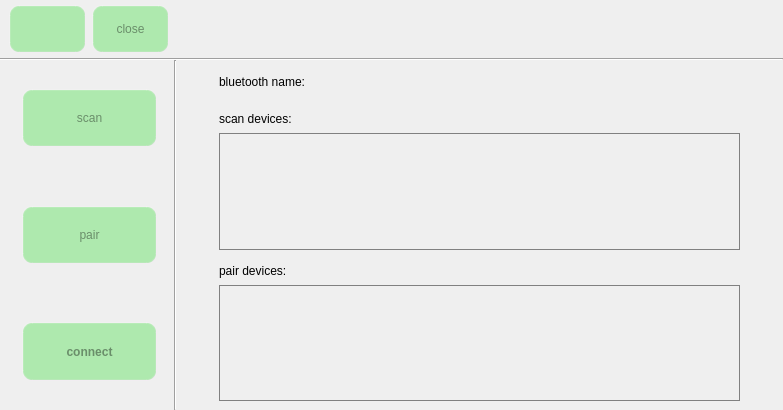
Above: bluetooth.ui from jizizihe/baijie_demo before the change. Below: the same form after it.
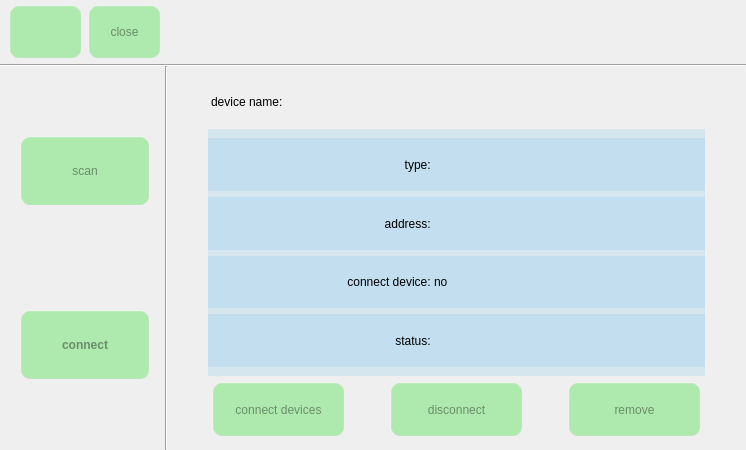
That is the form after the change. The open tabs and pages were chosen to show the change. Icons and pictures are not drawn.

Commit message: func: 1.add cancel pair, disconnect, stop scanning, and display matched bluetooth in bluetooth       2.add display connected devices in wifi       3.change function button style and change layout in gpio       4.change layout in ethernet

Patch:
```diff
--- a/bluetooth.ui
+++ b/bluetooth.ui
@@ -6,8 +6,8 @@
    <rect>
     <x>0</x>
     <y>0</y>
-    <width>783</width>
-    <height>410</height>
+    <width>746</width>
+    <height>450</height>
    </rect>
   </property>
   <property name="sizePolicy">
@@ -86,7 +86,7 @@
 }</string>
   </property>
   <widget class="QWidget" name="centralwidget">
-   <layout class="QGridLayout" name="gridLayout" rowstretch="1,0,6">
+   <layout class="QGridLayout" name="gridLayout_4" rowstretch="1,0,6">
     <property name="leftMargin">
      <number>0</number>
     </property>
@@ -102,25 +102,6 @@
     <property name="spacing">
      <number>0</number>
     </property>
-    <item row="1" column="0">
-     <widget class="Line" name="line">
-      <property name="minimumSize">
-       <size>
-        <width>0</width>
-        <height>2</height>
-       </size>
-      </property>
-      <property name="maximumSize">
-       <size>
-        <width>16777215</width>
-        <height>2</height>
-       </size>
-      </property>
-      <property name="orientation">
-       <enum>Qt::Horizontal</enum>
-      </property>
-     </widget>
-    </item>
     <item row="0" column="0">
      <layout class="QHBoxLayout" name="horizontalLayout" stretch="1,1,8">
       <property name="spacing">
@@ -198,6 +179,25 @@
       </item>
      </layout>
     </item>
+    <item row="1" column="0">
+     <widget class="Line" name="line">
+      <property name="minimumSize">
+       <size>
+        <width>0</width>
+        <height>2</height>
+       </size>
+      </property>
+      <property name="maximumSize">
+       <size>
+        <width>16777215</width>
+        <height>2</height>
+       </size>
+      </property>
+      <property name="orientation">
+       <enum>Qt::Horizontal</enum>
+      </property>
+     </widget>
+    </item>
     <item row="2" column="0">
      <layout class="QHBoxLayout" name="horizontalLayout_6" stretch="2,0,7">
       <item>
@@ -220,7 +220,7 @@
           <height>16777215</height>
          </size>
         </property>
-        <layout class="QVBoxLayout" name="verticalLayout" stretch="1,2,2,2,2,2,1">
+        <layout class="QVBoxLayout" name="verticalLayout" stretch="2,2,3,2,2">
          <property name="spacing">
           <number>0</number>
          </property>
@@ -330,87 +330,6 @@
            </property>
           </spacer>
          </item>
-         <item>
-          <layout class="QHBoxLayout" name="horizontalLayout_4" stretch="1,8,1">
-           <property name="spacing">
-            <number>0</number>
-           </property>
-           <item>
-            <spacer name="horizontalSpacer_8">
-             <property name="orientation">
-              <enum>Qt::Horizontal</enum>
-             </property>
-             <property name="sizeHint" stdset="0">
-              <size>
-               <width>40</width>
-               <height>20</height>
-              </size>
-             </property>
-            </spacer>
-           </item>
-           <item>
-            <widget class="QPushButton" name="BTPairBtn">
-             <property name="sizePolicy">
-              <sizepolicy hsizetype="Minimum" vsizetype="Minimum">
-               <horstretch>0</horstretch>
-               <verstretch>0</verstretch>
-              </sizepolicy>
-             </property>
-             <property name="minimumSize">
-              <size>
-               <width>130</width>
-               <height>45</height>
-              </size>
-             </property>
-             <property name="maximumSize">
-              <size>
-               <width>16777215</width>
-               <height>16777215</height>
-              </size>
-             </property>
-             <property name="text">
-              <string>pair</string>
-             </property>
-             <property name="icon">
-              <iconset resource="translation.qrc">
-               <normaloff>:/button_image/bluetooth/pair.png</normaloff>:/button_image/bluetooth/pair.png</iconset>
-             </property>
-             <property name="iconSize">
-              <size>
-               <width>32</width>
-               <height>32</height>
-              </size>
-             </property>
-            </widget>
-           </item>
-           <item>
-            <spacer name="horizontalSpacer_7">
-             <property name="orientation">
-              <enum>Qt::Horizontal</enum>
-             </property>
-             <property name="sizeHint" stdset="0">
-              <size>
-               <width>40</width>
-               <height>20</height>
-              </size>
-             </property>
-            </spacer>
-           </item>
-          </layout>
-         </item>
-         <item>
-          <spacer name="verticalSpacer_3">
-           <property name="orientation">
-            <enum>Qt::Vertical</enum>
-           </property>
-           <property name="sizeHint" stdset="0">
-            <size>
-             <width>20</width>
-             <height>40</height>
-            </size>
-           </property>
-          </spacer>
-         </item>
          <item>
           <layout class="QHBoxLayout" name="horizontalLayout_5" stretch="1,8,1">
            <property name="spacing">
@@ -516,20 +435,22 @@
        </widget>
       </item>
       <item>
-       <widget class="QWidget" name="widget_3" native="true">
-        <property name="sizePolicy">
-         <sizepolicy hsizetype="Minimum" vsizetype="Minimum">
-          <horstretch>0</horstretch>
-          <verstretch>0</verstretch>
-         </sizepolicy>
+       <layout class="QVBoxLayout" name="verticalLayout_4" stretch="1,6">
+        <property name="spacing">
+         <number>0</number>
         </property>
-        <layout class="QVBoxLayout" name="verticalLayout_4" stretch="1,5,5">
          <property name="leftMargin">
           <number>0</number>
          </property>
+        <property name="topMargin">
+         <number>10</number>
+        </property>
          <property name="rightMargin">
           <number>0</number>
          </property>
+        <property name="bottomMargin">
+         <number>4</number>
+        </property>
          <item>
           <widget class="QWidget" name="widget" native="true">
            <property name="sizePolicy">
@@ -544,9 +465,9 @@
              <height>0</height>
             </size>
            </property>
-           <layout class="QHBoxLayout" name="horizontalLayout_2" stretch="1,4,3,6">
+          <layout class="QHBoxLayout" name="horizontalLayout_2" stretch="1,3,3,6">
             <property name="spacing">
-             <number>0</number>
+            <number>2</number>
             </property>
             <property name="leftMargin">
              <number>0</number>
@@ -558,7 +479,7 @@
              <number>0</number>
             </property>
             <property name="bottomMargin">
-             <number>5</number>
+            <number>4</number>
             </property>
             <item>
              <spacer name="horizontalSpacer_2">
@@ -582,7 +503,7 @@
                </sizepolicy>
               </property>
               <property name="text">
-               <string>bluetooth name:</string>
+              <string>device name:</string>
               </property>
              </widget>
             </item>
@@ -634,61 +555,35 @@
           </widget>
          </item>
          <item>
-          <layout class="QVBoxLayout" name="verticalLayout_2" stretch="1,4">
-           <property name="spacing">
+         <widget class="QStackedWidget" name="stackedWidget">
+          <property name="currentIndex">
+           <number>1</number>
+          </property>
+          <widget class="QWidget" name="page">
+           <layout class="QGridLayout" name="gridLayout">
+            <property name="leftMargin">
             <number>0</number>
            </property>
-           <item>
-            <layout class="QHBoxLayout" name="horizontalLayout_10" stretch="1,7,6">
-             <property name="spacing">
+            <property name="topMargin">
               <number>0</number>
              </property>
-             <item>
-              <spacer name="horizontalSpacer_17">
-               <property name="orientation">
-                <enum>Qt::Horizontal</enum>
-               </property>
-               <property name="sizeHint" stdset="0">
-                <size>
-                 <width>40</width>
-                 <height>20</height>
-                </size>
-               </property>
-              </spacer>
-             </item>
-             <item>
-              <widget class="QLabel" name="label_3">
-               <property name="sizePolicy">
-                <sizepolicy hsizetype="Minimum" vsizetype="Minimum">
-                 <horstretch>0</horstretch>
-                 <verstretch>0</verstretch>
-                </sizepolicy>
-               </property>
-               <property name="text">
-                <string>scan devices:</string>
-               </property>
-              </widget>
-             </item>
-             <item>
-              <spacer name="horizontalSpacer_16">
-               <property name="orientation">
-                <enum>Qt::Horizontal</enum>
-               </property>
-               <property name="sizeHint" stdset="0">
-                <size>
-                 <width>40</width>
-                 <height>20</height>
-                </size>
-               </property>
-              </spacer>
-             </item>
-            </layout>
-           </item>
-           <item>
+            <property name="rightMargin">
+             <number>0</number>
+            </property>
+            <property name="bottomMargin">
+             <number>0</number>
+            </property>
+            <property name="spacing">
+             <number>0</number>
+            </property>
+            <item row="0" column="0">
             <layout class="QHBoxLayout" name="horizontalLayout_7" stretch="1,12,1">
              <property name="spacing">
               <number>0</number>
              </property>
+              <property name="bottomMargin">
+               <number>20</number>
+              </property>
              <item>
               <spacer name="horizontalSpacer_3">
                <property name="orientation">
@@ -728,6 +623,9 @@
                <property name="layoutDirection">
                 <enum>Qt::LeftToRight</enum>
                </property>
+                <property name="styleSheet">
+                 <string notr="true">  background-color:rgba(255, 255, 255, 80);</string>
+                </property>
                <property name="sizeAdjustPolicy">
                 <enum>QAbstractScrollArea::AdjustToContents</enum>
                </property>
@@ -755,8 +653,25 @@
             </layout>
            </item>
           </layout>
-         </item>
-         <item>
+          </widget>
+          <widget class="QWidget" name="page_2">
+           <layout class="QGridLayout" name="gridLayout_5">
+            <property name="leftMargin">
+             <number>0</number>
+            </property>
+            <property name="topMargin">
+             <number>0</number>
+            </property>
+            <property name="rightMargin">
+             <number>0</number>
+            </property>
+            <property name="bottomMargin">
+             <number>0</number>
+            </property>
+            <property name="spacing">
+             <number>0</number>
+            </property>
+            <item row="0" column="0">
           <widget class="QWidget" name="widget_4" native="true">
            <property name="minimumSize">
             <size>
@@ -764,7 +679,7 @@
              <height>50</height>
             </size>
            </property>
-           <layout class="QVBoxLayout" name="verticalLayout_3" stretch="1,4">
+              <layout class="QVBoxLayout" name="verticalLayout_2" stretch="7,2">
             <property name="spacing">
              <number>0</number>
             </property>
@@ -781,56 +696,35 @@
              <number>0</number>
             </property>
             <item>
-             <layout class="QHBoxLayout" name="horizontalLayout_9" stretch="1,7,6">
-              <property name="spacing">
+                <widget class="QStackedWidget" name="stackedWidget_2">
+                 <property name="currentIndex">
                <number>0</number>
               </property>
-              <item>
-               <spacer name="horizontalSpacer_14">
-                <property name="orientation">
-                 <enum>Qt::Horizontal</enum>
-                </property>
-                <property name="sizeHint" stdset="0">
-                 <size>
-                  <width>40</width>
-                  <height>20</height>
-                 </size>
-                </property>
-               </spacer>
-              </item>
-              <item>
-               <widget class="QLabel" name="label">
-                <property name="sizePolicy">
-                 <sizepolicy hsizetype="Minimum" vsizetype="Minimum">
-                  <horstretch>0</horstretch>
-                  <verstretch>0</verstretch>
-                 </sizepolicy>
-                </property>
-                <property name="text">
-                 <string>pair devices:</string>
-                </property>
-               </widget>
-              </item>
-              <item>
-               <spacer name="horizontalSpacer_15">
-                <property name="orientation">
-                 <enum>Qt::Horizontal</enum>
-                </property>
-                <property name="sizeHint" stdset="0">
-                 <size>
-                  <width>40</width>
-                  <height>20</height>
-                 </size>
-                </property>
-               </spacer>
-              </item>
-             </layout>
-            </item>
-            <item>
+                 <widget class="QWidget" name="page_3">
+                  <layout class="QGridLayout" name="gridLayout_2">
+                   <property name="leftMargin">
+                    <number>0</number>
+                   </property>
+                   <property name="topMargin">
+                    <number>0</number>
+                   </property>
+                   <property name="rightMargin">
+                    <number>0</number>
+                   </property>
+                   <property name="bottomMargin">
+                    <number>0</number>
+                   </property>
+                   <property name="spacing">
+                    <number>0</number>
+                   </property>
+                   <item row="0" column="0">
              <layout class="QHBoxLayout" name="horizontalLayout_8" stretch="1,12,1">
               <property name="spacing">
                <number>0</number>
               </property>
+                     <property name="bottomMargin">
+                      <number>5</number>
+                     </property>
               <item>
                <spacer name="horizontalSpacer_11">
                 <property name="orientation">
@@ -858,6 +752,9 @@
                   <height>16777215</height>
                  </size>
                 </property>
+                       <property name="styleSheet">
+                        <string notr="true">background-color:rgba(130, 199, 236, 60);</string>
+                       </property>
                 <property name="sizeAdjustPolicy">
                  <enum>QAbstractScrollArea::AdjustToContents</enum>
                 </property>
@@ -886,9 +783,324 @@
             </item>
            </layout>
           </widget>
-         </item>
-        </layout>
-       </widget>
+                 <widget class="QWidget" name="page_4">
+                  <property name="styleSheet">
+                   <string notr="true"/>
+                  </property>
+                  <layout class="QHBoxLayout" name="horizontalLayout_13" stretch="1,12,1">
+                   <property name="spacing">
+                    <number>0</number>
+                   </property>
+                   <property name="leftMargin">
+                    <number>0</number>
+                   </property>
+                   <property name="topMargin">
+                    <number>0</number>
+                   </property>
+                   <property name="rightMargin">
+                    <number>0</number>
+                   </property>
+                   <property name="bottomMargin">
+                    <number>0</number>
+                   </property>
+                   <item>
+                    <spacer name="horizontalSpacer_16">
+                     <property name="orientation">
+                      <enum>Qt::Horizontal</enum>
+                     </property>
+                     <property name="sizeHint" stdset="0">
+                      <size>
+                       <width>37</width>
+                       <height>20</height>
+                      </size>
+                     </property>
+                    </spacer>
+                   </item>
+                   <item>
+                    <widget class="QWidget" name="widget_5" native="true">
+                     <property name="styleSheet">
+                      <string notr="true">background-color:rgba(130, 199, 236, 60);
+</string>
+                     </property>
+                     <layout class="QVBoxLayout" name="verticalLayout_3">
+                      <property name="leftMargin">
+                       <number>0</number>
+                      </property>
+                      <property name="rightMargin">
+                       <number>0</number>
+                      </property>
+                      <item>
+                       <layout class="QHBoxLayout" name="horizontalLayout_9" stretch="5,6">
+                        <property name="spacing">
+                         <number>0</number>
+                        </property>
+                        <property name="leftMargin">
+                         <number>0</number>
+                        </property>
+                        <property name="rightMargin">
+                         <number>0</number>
+                        </property>
+                        <item>
+                         <widget class="QLabel" name="label">
+                          <property name="text">
+                           <string>type: </string>
+                          </property>
+                          <property name="alignment">
+                           <set>Qt::AlignRight|Qt::AlignTrailing|Qt::AlignVCenter</set>
+                          </property>
+                         </widget>
+                        </item>
+                        <item>
+                         <widget class="QLabel" name="type_label">
+                          <property name="text">
+                           <string/>
+                          </property>
+                         </widget>
+                        </item>
+                       </layout>
+                      </item>
+                      <item>
+                       <layout class="QHBoxLayout" name="horizontalLayout_10" stretch="5,6">
+                        <property name="spacing">
+                         <number>0</number>
+                        </property>
+                        <property name="leftMargin">
+                         <number>0</number>
+                        </property>
+                        <property name="rightMargin">
+                         <number>0</number>
+                        </property>
+                        <item>
+                         <widget class="QLabel" name="label_3">
+                          <property name="text">
+                           <string>address: </string>
+                          </property>
+                          <property name="alignment">
+                           <set>Qt::AlignRight|Qt::AlignTrailing|Qt::AlignVCenter</set>
+                          </property>
+                         </widget>
+                        </item>
+                        <item>
+                         <widget class="QLabel" name="address_label">
+                          <property name="text">
+                           <string/>
+                          </property>
+                         </widget>
+                        </item>
+                       </layout>
+                      </item>
+                      <item>
+                       <layout class="QHBoxLayout" name="horizontalLayout_12" stretch="5,6">
+                        <property name="spacing">
+                         <number>0</number>
+                        </property>
+                        <property name="leftMargin">
+                         <number>0</number>
+                        </property>
+                        <property name="rightMargin">
+                         <number>0</number>
+                        </property>
+                        <item>
+                         <widget class="QLabel" name="label_5">
+                          <property name="text">
+                           <string>connect device: </string>
+                          </property>
+                          <property name="alignment">
+                           <set>Qt::AlignRight|Qt::AlignTrailing|Qt::AlignVCenter</set>
+                          </property>
+                         </widget>
+                        </item>
+                        <item>
+                         <widget class="QLabel" name="bus_label">
+                          <property name="text">
+                           <string>no</string>
+                          </property>
+                         </widget>
+                        </item>
+                       </layout>
+                      </item>
+                      <item>
+                       <layout class="QHBoxLayout" name="horizontalLayout_11" stretch="5,6">
+                        <property name="spacing">
+                         <number>0</number>
+                        </property>
+                        <property name="leftMargin">
+                         <number>0</number>
+                        </property>
+                        <property name="rightMargin">
+                         <number>0</number>
+                        </property>
+                        <item>
+                         <widget class="QLabel" name="label_4">
+                          <property name="text">
+                           <string>status: </string>
+                          </property>
+                          <property name="alignment">
+                           <set>Qt::AlignRight|Qt::AlignTrailing|Qt::AlignVCenter</set>
+                          </property>
+                         </widget>
+                        </item>
+                        <item>
+                         <widget class="QLabel" name="status_label">
+                          <property name="text">
+                           <string/>
+                          </property>
+                         </widget>
+                        </item>
+                       </layout>
+                      </item>
+                     </layout>
+                    </widget>
+                   </item>
+                   <item>
+                    <spacer name="horizontalSpacer_17">
+                     <property name="orientation">
+                      <enum>Qt::Horizontal</enum>
+                     </property>
+                     <property name="sizeHint" stdset="0">
+                      <size>
+                       <width>37</width>
+                       <height>20</height>
+                      </size>
+                     </property>
+                    </spacer>
+                   </item>
+                  </layout>
+                 </widget>
+                </widget>
+               </item>
+               <item>
+                <widget class="QWidget" name="widget_3" native="true">
+                 <property name="sizePolicy">
+                  <sizepolicy hsizetype="Minimum" vsizetype="Minimum">
+                   <horstretch>0</horstretch>
+                   <verstretch>0</verstretch>
+                  </sizepolicy>
+                 </property>
+                 <property name="minimumSize">
+                  <size>
+                   <width>0</width>
+                   <height>50</height>
+                  </size>
+                 </property>
+                 <layout class="QHBoxLayout" name="horizontalLayout_4" stretch="1,3,1,3,1,3,1">
+                  <property name="spacing">
+                   <number>0</number>
+                  </property>
+                  <property name="leftMargin">
+                   <number>0</number>
+                  </property>
+                  <property name="topMargin">
+                   <number>6</number>
+                  </property>
+                  <property name="rightMargin">
+                   <number>0</number>
+                  </property>
+                  <property name="bottomMargin">
+                   <number>9</number>
+                  </property>
+                  <item>
+                   <spacer name="horizontalSpacer_15">
+                    <property name="orientation">
+                     <enum>Qt::Horizontal</enum>
+                    </property>
+                    <property name="sizeHint" stdset="0">
+                     <size>
+                      <width>40</width>
+                      <height>20</height>
+                     </size>
+                    </property>
+                   </spacer>
+                  </item>
+                  <item>
+                   <widget class="QPushButton" name="btn_status">
+                    <property name="sizePolicy">
+                     <sizepolicy hsizetype="Minimum" vsizetype="Minimum">
+                      <horstretch>0</horstretch>
+                      <verstretch>0</verstretch>
+                     </sizepolicy>
+                    </property>
+                    <property name="text">
+                     <string>connect devices</string>
+                    </property>
+                   </widget>
+                  </item>
+                  <item>
+                   <spacer name="horizontalSpacer_14">
+                    <property name="orientation">
+                     <enum>Qt::Horizontal</enum>
+                    </property>
+                    <property name="sizeHint" stdset="0">
+                     <size>
+                      <width>40</width>
+                      <height>20</height>
+                     </size>
+                    </property>
+                   </spacer>
+                  </item>
+                  <item>
+                   <widget class="QPushButton" name="btn_disconnect">
+                    <property name="sizePolicy">
+                     <sizepolicy hsizetype="Minimum" vsizetype="Minimum">
+                      <horstretch>0</horstretch>
+                      <verstretch>0</verstretch>
+                     </sizepolicy>
+                    </property>
+                    <property name="text">
+                     <string>disconnect</string>
+                    </property>
+                   </widget>
+                  </item>
+                  <item>
+                   <spacer name="horizontalSpacer_7">
+                    <property name="orientation">
+                     <enum>Qt::Horizontal</enum>
+                    </property>
+                    <property name="sizeHint" stdset="0">
+                     <size>
+                      <width>92</width>
+                      <height>20</height>
+                     </size>
+                    </property>
+                   </spacer>
+                  </item>
+                  <item>
+                   <widget class="QPushButton" name="btn_remove">
+                    <property name="sizePolicy">
+                     <sizepolicy hsizetype="Minimum" vsizetype="Minimum">
+                      <horstretch>0</horstretch>
+                      <verstretch>0</verstretch>
+                     </sizepolicy>
+                    </property>
+                    <property name="text">
+                     <string>remove</string>
+                    </property>
+                   </widget>
+                  </item>
+                  <item>
+                   <spacer name="horizontalSpacer_8">
+                    <property name="orientation">
+                     <enum>Qt::Horizontal</enum>
+                    </property>
+                    <property name="sizeHint" stdset="0">
+                     <size>
+                      <width>40</width>
+                      <height>20</height>
+                     </size>
+                    </property>
+                   </spacer>
+                  </item>
+                 </layout>
+                </widget>
+               </item>
+              </layout>
+             </widget>
+            </item>
+           </layout>
+          </widget>
+         </widget>
+        </item>
+       </layout>
       </item>
      </layout>
     </item>
```
Left out of the diff: 2 changed lines with no effect on the pictures. Lines whose indentation alone changed are shown as unchanged. The commit also changes 52 other files.
